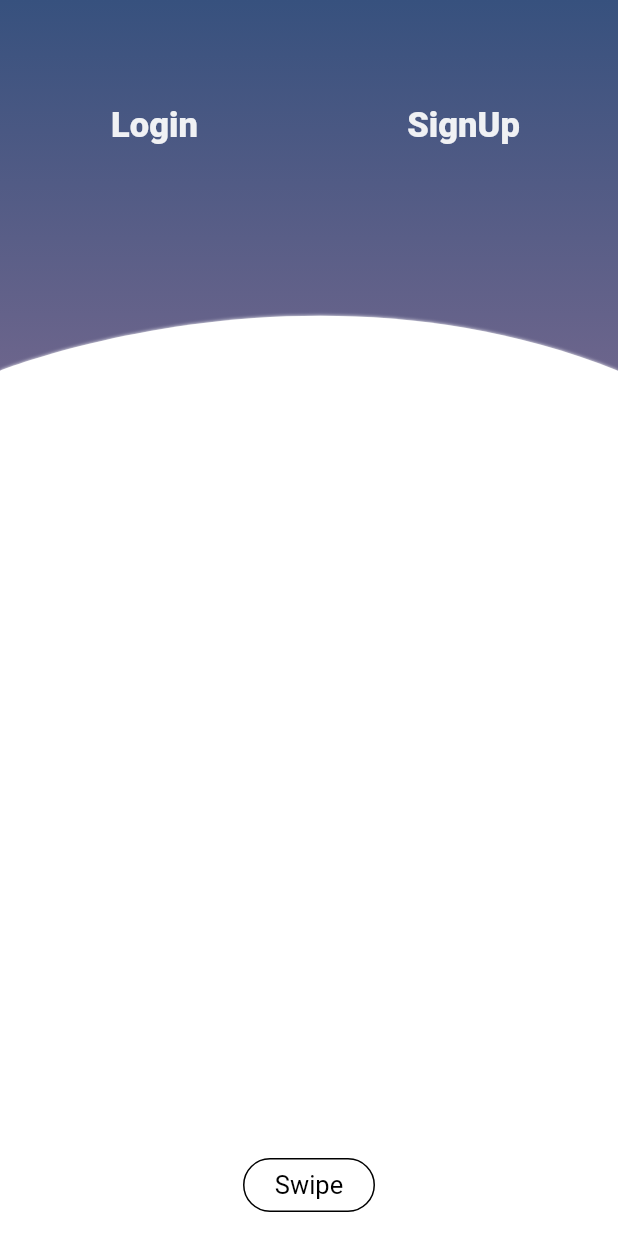
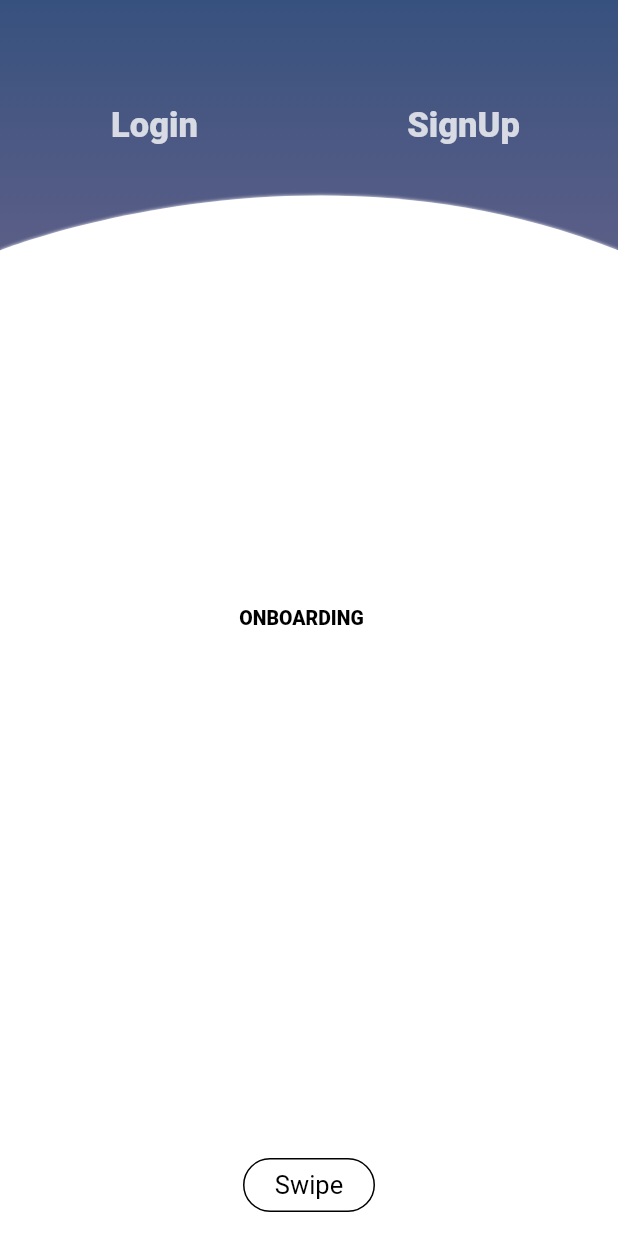
Before and after one commit to rojermaharjan/testock, a Flutter app: the screen it shows after launch, after a tap on "Swipe", on a phone screen of 412 x 824 dp. Run offline on Flutter 3.47's test engine with Material 2 defaults, Android fonts, the phone set to English and light mode, and no system bars; our stand-ins replace get_it, rxdart; Roboto replaces fonts that are missing (Lalezar).

Commit message:
Onboarding code housekeeping

```diff
--- /dev/null
+++ b/lib/common/widget/swippable_arc_bg.dart
@@ -0,0 +1,125 @@
+import 'package:flutter/material.dart';
+import 'package:flutter/widgets.dart';
+
+class SwipableArc extends CustomPainter {
+  final Animation<double> _animation;
+  double _curveHeightScale = .8;
+  double _curveFocalControlPointHeightScale = .7;
+
+  double selectedArcStrokeWidth = 8;
+
+  Paint swipeArcPaint;
+  Path swipeArcPath;
+
+  Paint selectedLeftArcPaint;
+
+  Paint selectedRightArcPaint;
+  Path selectedRightArcPath;
+
+  SELECTED_TAB _requestedNextTab;
+  SELECTED_TAB _lastSelectedTabIndex;
+
+  Animation<double> _selectedTabAnimation;
+  Animation<double> _reverseSelectedTabAnimation;
+
+  SwipableArc(this._animation, this._requestedNextTab,
+      this._lastSelectedTabIndex, this._selectedTabAnimation)
+      : super(repaint: _animation) {
+    swipeArcPath = Path();
+    swipeArcPaint = Paint();
+    swipeArcPaint.style = PaintingStyle.fill;
+    swipeArcPaint.color = Colors.white;
+    swipeArcPaint.strokeWidth = 1;
+    swipeArcPaint.isAntiAlias = true;
+    swipeArcPaint.maskFilter = MaskFilter.blur(BlurStyle.solid, 1.3);
+
+    selectedRightArcPath = Path();
+    selectedRightArcPaint = Paint();
+    selectedRightArcPaint.style = PaintingStyle.stroke;
+    selectedRightArcPaint.color = Colors.pink;
+    selectedRightArcPaint.strokeWidth = selectedArcStrokeWidth;
+    selectedRightArcPaint.isAntiAlias = true;
+
+    _reverseSelectedTabAnimation = ReverseAnimation(_selectedTabAnimation);
+  }
+
+  @override
+  void paint(Canvas canvas, Size size) {
+    swipeArcPath.reset();
+    selectedRightArcPath.reset();
+
+    //TODO introduce a scaling factor to middle control point of bezier curve to make curve constitent across all device screen
+
+    double outerControlPointY =
+        (_curveHeightScale - this._animation.value) * size.height;
+    double middleControlPointY =
+        (_curveFocalControlPointHeightScale - this._animation.value) *
+            size.height;
+
+    swipeArcPath.moveTo(0, outerControlPointY);
+    swipeArcPath.cubicTo(0, outerControlPointY, size.width * .5,
+        middleControlPointY, size.width, outerControlPointY);
+    swipeArcPath.lineTo(size.width, size.height);
+    swipeArcPath.lineTo(0, size.height);
+    swipeArcPath.close();
+
+    canvas.drawPath(swipeArcPath, swipeArcPaint);
+
+    if (_requestedNextTab != SELECTED_TAB.NONE) {
+      //TODO currently selected arc offset is fixed, later it should be derived from its paint stroke width.
+      selectedRightArcPath.moveTo(-2, outerControlPointY - 4);
+      selectedRightArcPath.cubicTo(
+          -2,
+          outerControlPointY - 4,
+          (size.width + 4) * .5,
+          middleControlPointY - 4,
+          size.width + 2,
+          outerControlPointY - 4);
+
+      if (_requestedNextTab == SELECTED_TAB.RIGHT) {
+        if (_lastSelectedTabIndex == SELECTED_TAB.LEFT) {
+          canvas.clipRect(
+              Rect.fromLTRB(
+                  size.width * .5 * _selectedTabAnimation.value,
+                  0,
+                  size.width * .5 +
+                      (_selectedTabAnimation.value * (.5 * size.width)),
+                  outerControlPointY),
+              doAntiAlias: true);
+        } else {
+          canvas.clipRect(
+              Rect.fromLTRB(
+                  size.width - (size.width * 0.5 * _selectedTabAnimation.value),
+                  0,
+                  size.width,
+                  outerControlPointY),
+              doAntiAlias: true);
+        }
+      } else {
+        if (_lastSelectedTabIndex == SELECTED_TAB.RIGHT) {
+          canvas.clipRect(
+              Rect.fromLTRB(
+                  size.width * .5 * _reverseSelectedTabAnimation.value,
+                  0,
+                  size.width - (size.width * 0.5 * _selectedTabAnimation.value),
+                  outerControlPointY),
+              doAntiAlias: true);
+        } else {
+          canvas.clipRect(
+              Rect.fromLTRB(0, 0, size.width * .5 * _selectedTabAnimation.value,
+                  outerControlPointY),
+              doAntiAlias: true);
+        }
+      }
+      canvas.drawPath(selectedRightArcPath, selectedRightArcPaint);
+    }
+  }
+
+  @override
+  bool shouldRepaint(CustomPainter oldDelegate) => true;
+
+  @override
+  bool shouldRebuildSemantics(CustomPainter oldDelegate) => false;
+}
+
+enum SELECTED_TAB { RIGHT, LEFT, NONE }
--- a/lib/features/onboarding/view/onboarding.dart
+++ b/lib/features/onboarding/view/onboarding.dart
@@ -1,5 +1,6 @@
 import 'package:flutter/material.dart';
 import 'package:flutter/widgets.dart';
+import 'package:testockmbl/common/widget/swippable_arc_bg.dart';
 
 class OnBoarding extends StatefulWidget {
   @override
@@ -7,6 +8,7 @@ class OnBoarding extends StatefulWidget {
     return _OnBoardingState();
   }
 }
+
 /**
  * The idea for this onboarding process is two break it into two scene.
  * 1) Intially the promo of app is shown as scene one.
@@ -14,18 +16,16 @@ class OnBoarding extends StatefulWidget {
  */
 class _OnBoardingState extends State<StatefulWidget>
     with TickerProviderStateMixin {
-  AnimationController _onboardingAnimationController;
+  AnimationController _onboardingAnimationSceneController;
+  Animation _swippableCurveAnimation;
+  final double _swippableCurveTopOffsetRelativeToScreen = .6;
 
-  Animation _curveExpansionAnimation;
-  final double _curveExpansionEndValue = .3;
-
+  AnimationController _tabSelectedAnimationController;
+  Animation<double> _tabSelectionAnimation;
+  SELECTED_TAB _lastSelectedTab;
   SELECTED_TAB _requestedTabIndex;
 
-  AnimationController _tabSelectedAnimationController;
-
-  Animation<double> _tabSelectionAnimation;
-
-  SELECTED_TAB _lastSelectedTab;
+  static final int ONBOARDING_SCENE_ANIM_DURATION=1400;
 
   @override
   Widget build(BuildContext context) {
@@ -35,23 +35,19 @@ class _OnBoardingState extends State<StatefulWidget>
   @override
   void initState() {
     super.initState();
+
+    _onboardingAnimationSceneController = AnimationController(
+      vsync: this,
+      duration: Duration(milliseconds: ONBOARDING_SCENE_ANIM_DURATION),
+    );
+    _swippableCurveAnimation =
+        Tween<double>(begin: 0, end: _swippableCurveTopOffsetRelativeToScreen)
+            .animate(CurvedAnimation(
+                curve: Curves.elasticOut,
+                parent: _onboardingAnimationSceneController));
+
     _requestedTabIndex = SELECTED_TAB.NONE;
     _lastSelectedTab = SELECTED_TAB.NONE;
-
-    _onboardingAnimationController = AnimationController(
-      vsync: this,
-      duration: Duration(milliseconds: 1200),
-    );
-
-    _onboardingAnimationController.addListener(() {
-      _onTabSelected(SELECTED_TAB.LEFT, 200);
-    });
-
-    _curveExpansionAnimation =
-        Tween<double>(begin: 0, end: _curveExpansionEndValue).animate(
-            CurvedAnimation(
-                curve: Curves.elasticOut,
-                parent: _onboardingAnimationController));
 
     _tabSelectedAnimationController = AnimationController(
       vsync: this,
@@ -71,12 +67,11 @@ class _OnBoardingState extends State<StatefulWidget>
             curve: Curves.easeOut, parent: _tabSelectedAnimationController));
   }
 
-  _onTabSelected(SELECTED_TAB selectedTabIndex, int delayInMilli) {
-    this._requestedTabIndex = selectedTabIndex;
-    _tabSelectedAnimationController.forward(from: 0);
-//    Future.delayed(Duration(milliseconds: delayInMilli), () {
-//      _tabSelectedAnimationController.forward(from:0);
-//    });
+  _onTabSelected(SELECTED_TAB selectedTabIndex) {
+    if (this._requestedTabIndex != selectedTabIndex) {
+      this._requestedTabIndex = selectedTabIndex;
+      _tabSelectedAnimationController.forward(from: 0);
+    }
   }
 
   Widget _getJhonnyVinoOnBoardingScreen() {
@@ -86,16 +81,17 @@ class _OnBoardingState extends State<StatefulWidget>
             height: double.infinity,
             width: double.infinity,
             child: CustomPaint(
-              painter: SwipableArc(_curveExpansionAnimation, _requestedTabIndex,
+              painter: SwipableArc(_swippableCurveAnimation, _requestedTabIndex,
                   _lastSelectedTab, _tabSelectionAnimation),
             )),
         _getHeaderLoginRegisterView(),
+        _getCurrentSelectedTabContent(),
         Align(
             alignment: Alignment.bottomCenter,
             child: Padding(
                 padding: EdgeInsets.all(10),
                 child: FlatButton(
-                    onPressed: this.startAnimation,
+                    onPressed: this._startTransitionFromFirstScene,
                     color: Colors.transparent,
                     shape: RoundedRectangleBorder(
                         borderRadius: BorderRadius.circular(30),
@@ -107,7 +103,7 @@ class _OnBoardingState extends State<StatefulWidget>
                           fontFamily: 'Lalezar',
                           fontWeight: FontWeight.w400,
                           color: Colors.black),
-                    ))))
+                    )))),
       ],
     );
   }
@@ -116,13 +112,27 @@ class _OnBoardingState extends State<StatefulWidget>
 
   void onRegisterBtnPressed() {}
 
-  void startAnimation() {
-    _onboardingAnimationController.forward(from: 0);
+  /**
+   * Load second scene and pre-select tab first
+   */
+  void _startTransitionFromFirstScene() {
+    _onboardingAnimationSceneController.addListener(() {
+      setState(() {});
+    });
+
+    _onboardingAnimationSceneController.addStatusListener((status) {
+      if (status == AnimationStatus.completed) {
+        _onboardingAnimationSceneController.removeStatusListener(null);
+        _onboardingAnimationSceneController.removeListener(null);
+        _onTabSelected(SELECTED_TAB.LEFT);
+      }
+    });
+    _onboardingAnimationSceneController.forward(from: 0);
   }
 
   Widget _getHeaderLoginRegisterView() {
     return AnimatedBuilder(
-      animation: _onboardingAnimationController,
+      animation: _onboardingAnimationSceneController,
       builder: (context, builder) {
         return Row(
           mainAxisSize: MainAxisSize.max,
@@ -132,13 +142,13 @@ class _OnBoardingState extends State<StatefulWidget>
             Expanded(
                 child: GestureDetector(
               behavior: HitTestBehavior.translucent,
-              onTap: () => _onTabSelected(SELECTED_TAB.LEFT, 0),
+              onTap: () => _onTabSelected(SELECTED_TAB.LEFT),
               child: Align(
                 alignment: Alignment.topCenter,
                 child: Padding(
                     padding: EdgeInsets.fromLTRB(0, 70, 0, 0),
                     child: Opacity(
-                        opacity: _onboardingAnimationController.value,
+                        opacity: _onboardingAnimationSceneController.value,
                         child: Text(
                           'Login',
                           style: TextStyle(
@@ -152,13 +162,13 @@ class _OnBoardingState extends State<StatefulWidget>
             Expanded(
                 child: GestureDetector(
               behavior: HitTestBehavior.translucent,
-              onTap: () => _onTabSelected(SELECTED_TAB.RIGHT, 0),
+              onTap: () => _onTabSelected(SELECTED_TAB.RIGHT),
               child: Align(
                 alignment: Alignment.topCenter,
                 child: Padding(
                     padding: EdgeInsets.fromLTRB(0, 70, 0, 0),
                     child: Opacity(
-                        opacity: _onboardingAnimationController.value,
+                        opacity: _onboardingAnimationSceneController.value,
                         child: Text(
                           'SignUp',
                           style: TextStyle(
@@ -175,126 +185,27 @@ class _OnBoardingState extends State<StatefulWidget>
     );
   }
 
-  Widget _getHeaderLogoView() {
-    return ScaleTransition(
-      scale: _onboardingAnimationController,
-      child: Icon(Icons.account_circle),
+  _getCurrentSelectedTabContent() {
+    String selectedTab = "";
+    if (_requestedTabIndex == SELECTED_TAB.RIGHT) {
+      selectedTab = "REGISTER";
+    } else if (_requestedTabIndex == SELECTED_TAB.LEFT) {
+      selectedTab = "LOGIN";
+    } else {
+      selectedTab = "ONBOARDING";
+    }
+    return Align(
+      alignment: Alignment.center,
+      child: Padding(
+          padding: EdgeInsets.fromLTRB(0, 0, 10, 0),
+          child: Text(
+            selectedTab,
+            style: TextStyle(
+                fontSize: 13,
+                fontFamily: 'Lalezar',
+                fontWeight: FontWeight.w800,
+                color: Colors.black),
+          )),
     );
   }
 }
-
-class SwipableArc extends CustomPainter {
-  final Animation<double> _animation;
-  double _curveHeightScale = .6;
-  double _curveFocalControlPointHeightScale = .5;
-
-  double selectedArcStrokeWidth = 8;
-
-  Paint swipeArcPaint;
-  Path swipeArcPath;
-
-  Paint selectedLeftArcPaint;
-
-  Paint selectedRightArcPaint;
-  Path selectedRightArcPath;
-
-  SELECTED_TAB _requestedNextTab;
-  SELECTED_TAB _lastSelectedTabIndex;
-
-  Animation<double> _selectedTabAnimation;
-  Animation<double> _reverseSelectedTabAnimation;
-
-  SwipableArc(this._animation, this._requestedNextTab,
-      this._lastSelectedTabIndex, this._selectedTabAnimation)
-      : super(repaint: _animation) {
-    swipeArcPath = Path();
-    swipeArcPaint = Paint();
-    swipeArcPaint.style = PaintingStyle.fill;
-    swipeArcPaint.color = Colors.white;
-    swipeArcPaint.strokeWidth = 1;
-    swipeArcPaint.isAntiAlias = true;
-    swipeArcPaint.maskFilter = MaskFilter.blur(BlurStyle.solid, 1.3);
-
-    selectedRightArcPath = Path();
-    selectedRightArcPaint = Paint();
-    selectedRightArcPaint.style = PaintingStyle.stroke;
-    selectedRightArcPaint.color = Colors.pink;
-    selectedRightArcPaint.strokeWidth = selectedArcStrokeWidth;
-    selectedRightArcPaint.isAntiAlias = true;
-
-    _reverseSelectedTabAnimation = ReverseAnimation(_selectedTabAnimation);
-  }
-
-  @override
-  void paint(Canvas canvas, Size size) {
-    swipeArcPath.reset();
-    selectedRightArcPath.reset();
-    //TODO introduce a scaling factor to middle control point of bezier curve to make curve constitent across all device screen
-
-    double outerControlPointY =
-        (_curveHeightScale - this._animation.value) * size.height;
-    double middleControlPointY =
-        (_curveFocalControlPointHeightScale - this._animation.value) *
-            size.height;
-
-    swipeArcPath.moveTo(0, outerControlPointY);
-    swipeArcPath.cubicTo(0, outerControlPointY, size.width * .5,
-        middleControlPointY, size.width, outerControlPointY);
-    swipeArcPath.lineTo(size.width, size.height);
-    swipeArcPath.lineTo(0, size.height);
-    swipeArcPath.close();
-
-    canvas.drawPath(swipeArcPath, swipeArcPaint);
-
-    if (_requestedNextTab != SELECTED_TAB.NONE) {
-      //TODO currently selected arc offset is fixed, later it should be derived from its paint stroke width.
-      selectedRightArcPath.moveTo(-2, outerControlPointY - 4);
-      selectedRightArcPath.cubicTo(
-          -2,
-          outerControlPointY - 4,
-          (size.width + 4) * .5,
-          middleControlPointY - 4,
-          size.width + 2,
-          outerControlPointY - 4);
-
-      if (_requestedNextTab == SELECTED_TAB.RIGHT) {
-        if (_lastSelectedTabIndex == SELECTED_TAB.LEFT) {
-          canvas.clipRect(
-              Rect.fromLTRB(size.width * .5 * _selectedTabAnimation.value, 0,
-                  size.width * .5+(_selectedTabAnimation.value*(.5*size.width))
-                  , outerControlPointY),
-              doAntiAlias: true);
-        } else {
-          canvas.clipRect(
-              Rect.fromLTRB( size.width - (size.width * 0.5 * _selectedTabAnimation.value), 0,
-                  size.width, outerControlPointY),
-              doAntiAlias: true);
-        }
-      } else {
-        if (_lastSelectedTabIndex == SELECTED_TAB.RIGHT) {
-          canvas.clipRect(
-              Rect.fromLTRB(
-                  size.width * .5 * _reverseSelectedTabAnimation.value,
-                  0,
-                  size.width - (size.width * 0.5 * _selectedTabAnimation.value),
-                  outerControlPointY),
-              doAntiAlias: true);
-        } else {
-          canvas.clipRect(
-              Rect.fromLTRB(0, 0, size.width * .5 * _selectedTabAnimation.value,
-                  outerControlPointY),
-              doAntiAlias: true);
-        }
-      }
-      canvas.drawPath(selectedRightArcPath, selectedRightArcPaint);
-    }
-  }
-
-  @override
-  bool shouldRepaint(CustomPainter oldDelegate) => true;
-
-  @override
-  bool shouldRebuildSemantics(CustomPainter oldDelegate) => false;
-}
-
-enum SELECTED_TAB { RIGHT, LEFT, NONE }
```
